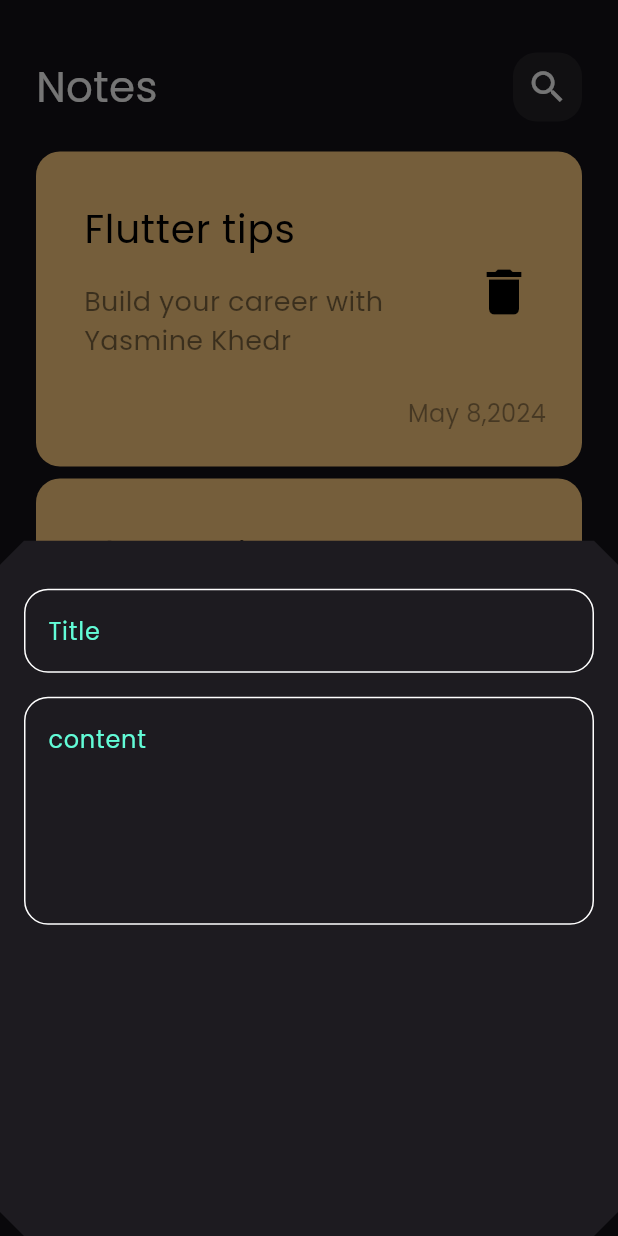
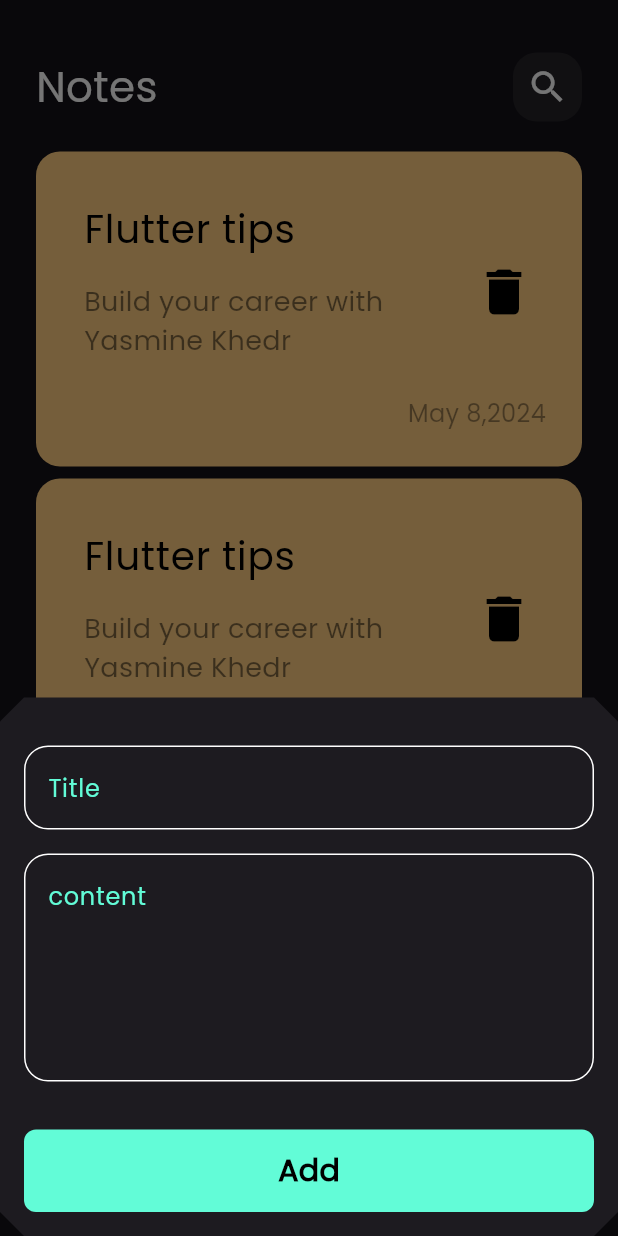
Before and after one commit to yasminekhedr2/note_app, a Flutter app: the screen it shows after launch, after a tap on the "add" icon, on a phone screen of 412 x 824 dp. Run offline on Flutter 3.47's test engine with Material 3 defaults, Android fonts, the phone set to English and light mode, and no system bars.

Commit message:
finish notes bottom sheet

```diff
--- a/lib/views/widgets/add_note_bottom_sheet.dart
+++ b/lib/views/widgets/add_note_bottom_sheet.dart
@@ -1,4 +1,6 @@
 import 'package:flutter/material.dart';
+
+import 'package:notes_app/views/widgets/custom_button.dart';
 import 'package:notes_app/views/widgets/custom_text_field.dart';
 
 class addBottomSheet extends StatelessWidget {
@@ -8,13 +10,20 @@ class addBottomSheet extends StatelessWidget {
   Widget build(BuildContext context) {
     return Padding(
       padding: const EdgeInsets.symmetric(horizontal: 16),
-      child: Column(children: [
-        SizedBox(height: 32),
-        CustomTextField(hint: "Title",),
-        SizedBox(height: 16,),
-        CustomTextField(hint: "content",
-        maxlines: 5,)
-      ],),
+      child: SingleChildScrollView(
+        child: Column(
+          children: [
+          SizedBox(height: 32),
+          CustomTextField(hint: "Title",),
+          SizedBox(height: 16,),
+          CustomTextField(hint: "content",
+          maxlines: 5,),
+        SizedBox(height: 32,),
+          customButton(),
+            SizedBox(height: 16,),
+
+        ],),
+      ),
     );
 }
 }
--- /dev/null
+++ b/lib/views/widgets/custom_button.dart
@@ -0,0 +1,20 @@
+import 'package:flutter/material.dart';
+import 'package:notes_app/constants.dart';
+
+class customButton extends StatelessWidget {
+  const customButton({super.key});
+
+  @override
+  Widget build(BuildContext context) {
+    return Container(
+      width: MediaQuery.of(context).size.width,
+      height: 55,
+
+      decoration: BoxDecoration( color: KPrimaryColor,
+      borderRadius: BorderRadius.circular(8)),
+      child: Center(
+        child: Text("Add",style: TextStyle(color: Colors.black,fontSize: 20,fontWeight: FontWeight.bold),),
+      ),
+    );
+  }
+}
--- a/lib/views/widgets/notes_view_body.dart
+++ b/lib/views/widgets/notes_view_body.dart
@@ -1,5 +1,5 @@
 import 'package:flutter/material.dart';
-import 'package:notes_app/views/widgets/Custom_Note_Item.dart';
+
 
 import 'package:notes_app/views/widgets/custom_app_bar.dart';
 import 'package:notes_app/views/widgets/notes_list_view.dart';
```
